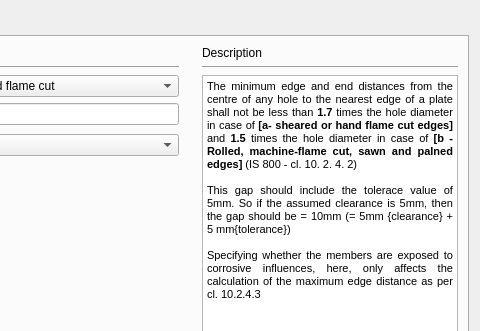
First picture: the form in Connections/Shear/cleatAngle/design_preferences.ui, repository GreatDevelopers/osdag-core, before the edit; both pictures show x 328 to 808 and y 0 to 331 of the 808 by 515 pixel window.
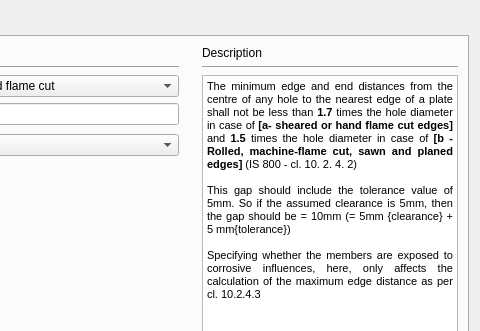
Second picture: the form after the edit. The open tabs and pages were chosen to show the change.

```diff
--- a/Connections/Shear/cleatAngle/design_preferences.ui
+++ b/Connections/Shear/cleatAngle/design_preferences.ui
@@ -741,9 +741,9 @@
 &lt;html&gt;&lt;head&gt;&lt;meta name=&quot;qrichtext&quot; content=&quot;1&quot; /&gt;&lt;style type=&quot;text/css&quot;&gt;
 p, li { white-space: pre-wrap; }
 &lt;/style&gt;&lt;/head&gt;&lt;body style=&quot; font-family:'MS Shell Dlg 2'; font-size:7.8pt; font-weight:400; font-style:normal;&quot;&gt;
-&lt;p align=&quot;justify&quot; style=&quot; margin-top:0px; margin-bottom:0px; margin-left:0px; margin-right:0px; -qt-block-indent:0; text-indent:0px;&quot;&gt;&lt;span style=&quot; font-size:8pt;&quot;&gt;The minimum edge and end distances from the centre of any hole to the nearest edge of a plate shall not be less than &lt;/span&gt;&lt;span style=&quot; font-size:8pt; font-weight:600;&quot;&gt;1.7&lt;/span&gt;&lt;span style=&quot; font-size:8pt;&quot;&gt; times the hole diameter in case of &lt;/span&gt;&lt;span style=&quot; font-size:8pt; font-weight:600;&quot;&gt;[a- sheared or hand flame cut edges] &lt;/span&gt;&lt;span style=&quot; font-size:8pt;&quot;&gt;and &lt;/span&gt;&lt;span style=&quot; font-size:8pt; font-weight:600;&quot;&gt;1.5 &lt;/span&gt;&lt;span style=&quot; font-size:8pt;&quot;&gt;times the hole diameter in case of &lt;/span&gt;&lt;span style=&quot; font-size:8pt; font-weight:600;&quot;&gt;[b - Rolled, machine-flame cut, sawn and palned edges]&lt;/span&gt;&lt;span style=&quot; font-size:8pt;&quot;&gt; (IS 800 - cl. 10. 2. 4. 2)&lt;/span&gt;&lt;/p&gt;
+&lt;p align=&quot;justify&quot; style=&quot; margin-top:0px; margin-bottom:0px; margin-left:0px; margin-right:0px; -qt-block-indent:0; text-indent:0px;&quot;&gt;&lt;span style=&quot; font-size:8pt;&quot;&gt;The minimum edge and end distances from the centre of any hole to the nearest edge of a plate shall not be less than &lt;/span&gt;&lt;span style=&quot; font-size:8pt; font-weight:600;&quot;&gt;1.7&lt;/span&gt;&lt;span style=&quot; font-size:8pt;&quot;&gt; times the hole diameter in case of &lt;/span&gt;&lt;span style=&quot; font-size:8pt; font-weight:600;&quot;&gt;[a- sheared or hand flame cut edges] &lt;/span&gt;&lt;span style=&quot; font-size:8pt;&quot;&gt;and &lt;/span&gt;&lt;span style=&quot; font-size:8pt; font-weight:600;&quot;&gt;1.5 &lt;/span&gt;&lt;span style=&quot; font-size:8pt;&quot;&gt;times the hole diameter in case of &lt;/span&gt;&lt;span style=&quot; font-size:8pt; font-weight:600;&quot;&gt;[b - Rolled, machine-flame cut, sawn and planed edges]&lt;/span&gt;&lt;span style=&quot; font-size:8pt;&quot;&gt; (IS 800 - cl. 10. 2. 4. 2)&lt;/span&gt;&lt;/p&gt;
 &lt;p align=&quot;justify&quot; style=&quot;-qt-paragraph-type:empty; margin-top:0px; margin-bottom:0px; margin-left:0px; margin-right:0px; -qt-block-indent:0; text-indent:0px; font-family:'Calibri'; font-size:8pt; vertical-align:middle;&quot;&gt;&lt;br /&gt;&lt;/p&gt;
-&lt;p align=&quot;justify&quot; style=&quot; margin-top:0px; margin-bottom:0px; margin-left:0px; margin-right:0px; -qt-block-indent:0; text-indent:0px;&quot;&gt;&lt;span style=&quot; font-size:8pt;&quot;&gt;This gap should include the tolerace value of 5mm. So if the assumed clearance is 5mm, then the gap should be = 10mm (= 5mm {clearance} + 5 mm{tolerance})&lt;/span&gt;&lt;/p&gt;
+&lt;p align=&quot;justify&quot; style=&quot; margin-top:0px; margin-bottom:0px; margin-left:0px; margin-right:0px; -qt-block-indent:0; text-indent:0px;&quot;&gt;&lt;span style=&quot; font-size:8pt;&quot;&gt;This gap should include the tolerance value of 5mm. So if the assumed clearance is 5mm, then the gap should be = 10mm (= 5mm {clearance} + 5 mm{tolerance})&lt;/span&gt;&lt;/p&gt;
 &lt;p align=&quot;justify&quot; style=&quot;-qt-paragraph-type:empty; margin-top:0px; margin-bottom:0px; margin-left:0px; margin-right:0px; -qt-block-indent:0; text-indent:0px; font-family:'Calibri'; font-size:8pt;&quot;&gt;&lt;br /&gt;&lt;/p&gt;
 &lt;p align=&quot;justify&quot; style=&quot; margin-top:0px; margin-bottom:0px; margin-left:0px; margin-right:0px; -qt-block-indent:0; text-indent:0px;&quot;&gt;&lt;span style=&quot; font-size:8pt;&quot;&gt;Specifying whether the members are exposed to corrosive influences, here, only affects the calculation of the maximum edge distance as per cl. 10.2.4.3&lt;/span&gt;&lt;/p&gt;
 &lt;p align=&quot;justify&quot; style=&quot;-qt-paragraph-type:empty; margin-top:0px; margin-bottom:0px; margin-left:0px; margin-right:0px; -qt-block-indent:0; text-indent:0px; font-size:8pt;&quot;&gt;&lt;br /&gt;&lt;/p&gt;&lt;/body&gt;&lt;/html&gt;</string>
```
Left out of the diff: 2 changed lines with no effect on the pictures.
